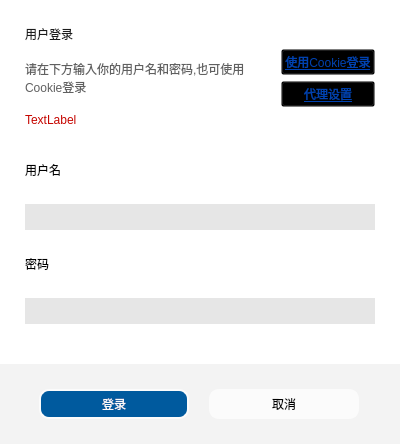
The window that ui/ui_login.ui (tonquer/ehentai-qt) describes before a commit, drawn with Qt 5.
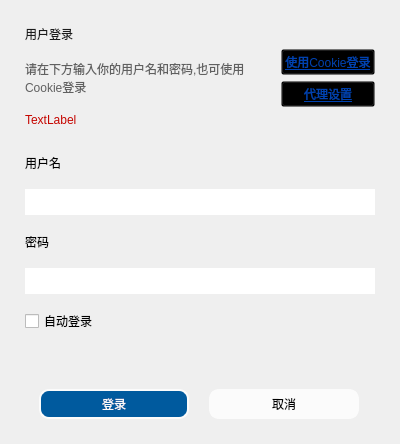
The same window after the commit.

Diff of the .ui file:
```diff
--- a/ui/ui_login.ui
+++ b/ui/ui_login.ui
@@ -20,9 +20,7 @@
    <string>Dialog</string>
   </property>
   <property name="styleSheet">
-   <string notr="true">*{
-	background-color: rgb(255, 255, 255);
-}
+   <string notr="true">
 QDialog#Login
 {
 	border-radius: 5px
@@ -30,21 +28,8 @@
 QLineEdit {
     border: none;
     padding: 5px 2px 5px 10px;
-    font: 15px 'Microsoft YaHei Light';
-    selection-background-color: rgb(0, 153, 188);
 }
-
-QLineEdit:focus {
-    background: rgb(250,250,250);
-}
-
-QLineEdit:!focus {
-    background: rgb(230,230,230);
-}
-
-QLineEdit:hover:!focus {
-    background: rgb(215,215,215);
-}</string>
+</string>
   </property>
   <layout class="QVBoxLayout" name="verticalLayout_2">
    <property name="leftMargin">
@@ -228,6 +213,13 @@
        </widget>
       </widget>
      </item>
+     <item>
+      <widget class="QCheckBox" name="autoLogin">
+       <property name="text">
+        <string>自动登录</string>
+       </property>
+      </widget>
+     </item>
     </layout>
    </item>
    <item>
@@ -245,9 +237,7 @@
       </size>
      </property>
      <property name="styleSheet">
-      <string notr="true">QWidget#downWidget{
-background-color: rgb(243,243,243);
-}</string>
+      <string notr="true"/>
      </property>
      <layout class="QHBoxLayout" name="horizontalLayout_2">
       <property name="leftMargin">
```
